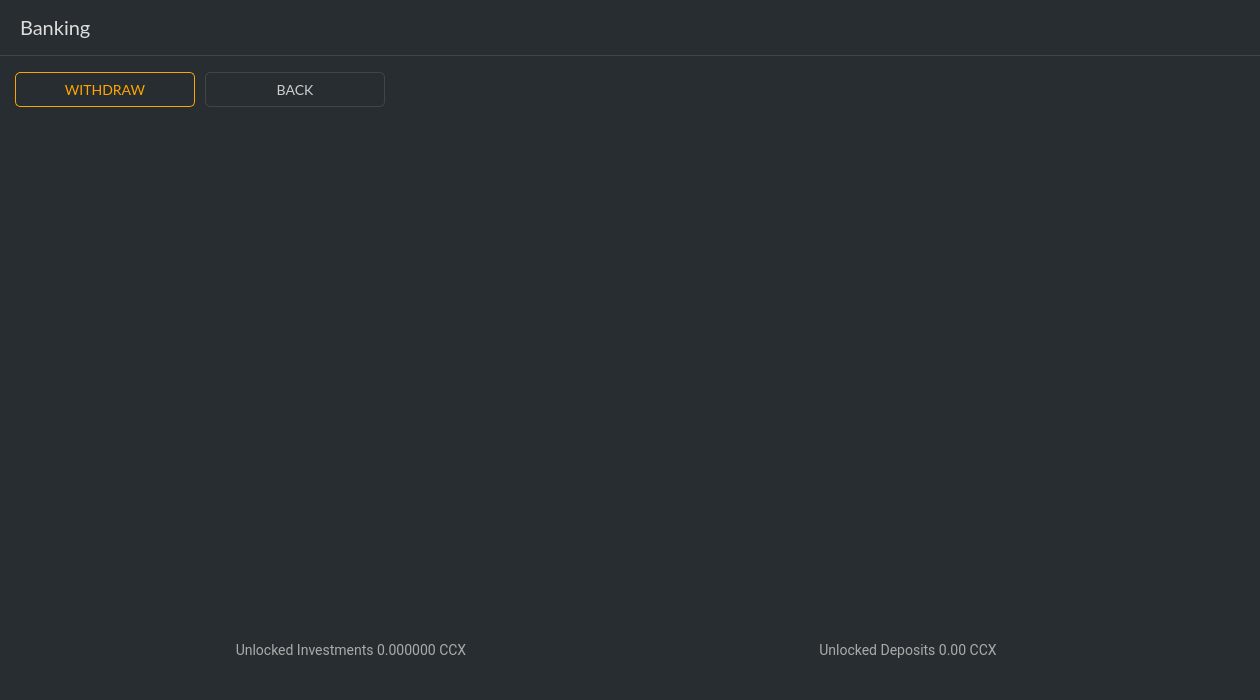
ConcealNetwork/conceal-desktop, file src/gui/ui/bankingframe.ui: the form before one commit.
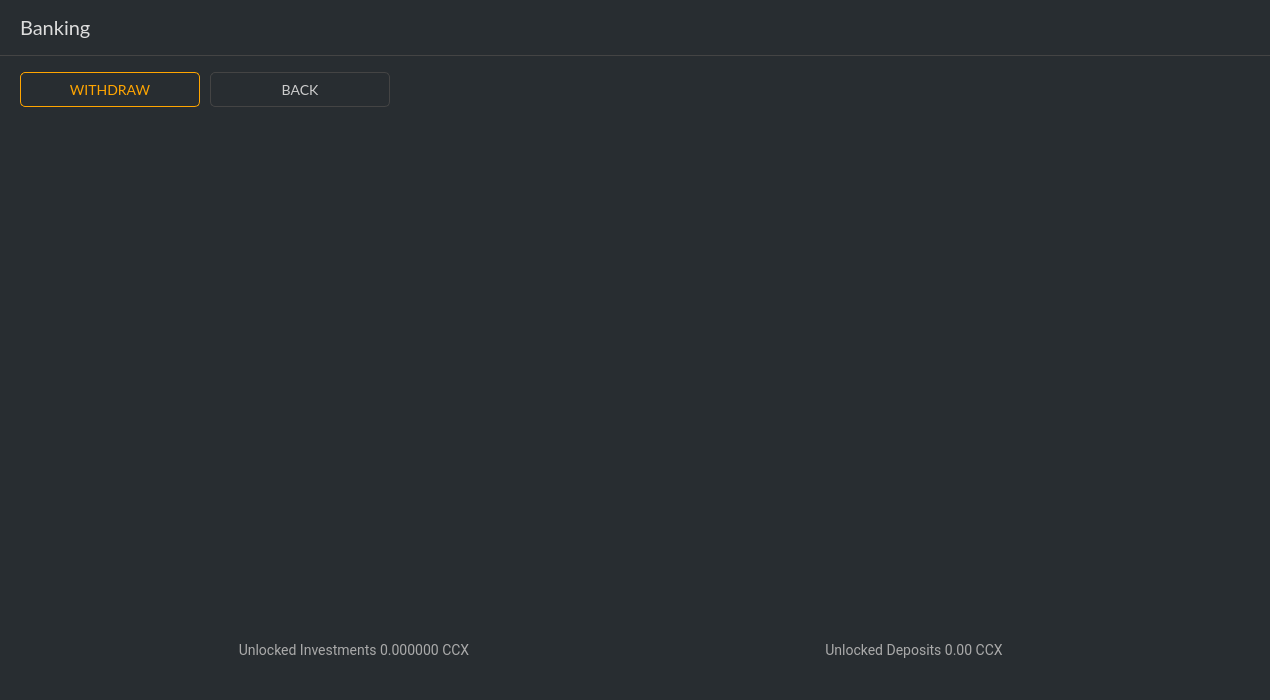
The form after the commit.

```diff
--- a/src/gui/ui/bankingframe.ui
+++ b/src/gui/ui/bankingframe.ui
@@ -6,13 +6,13 @@
    <rect>
     <x>0</x>
     <y>0</y>
-    <width>1260</width>
+    <width>1270</width>
     <height>700</height>
    </rect>
   </property>
   <property name="minimumSize">
    <size>
-    <width>1260</width>
+    <width>1270</width>
     <height>700</height>
    </size>
   </property>
@@ -200,7 +200,7 @@
          </font>
         </property>
         <property name="styleSheet">
-         <string notr="true">QPushButton#m_backButton {color: #ccc; border: 1px solid #444; font-size: 14px;background-color: #282d31; border-radius: 5px; font-family: 'Lato';}
+         <string notr="true">QPushButton#m_backButton {color: #ccc; border: 1px solid #444; font-size: 14px; border-radius: 5px; font-family: 'Lato';}
 
 QPushButton#m_backButton:hover {color: #ddd; border: 0px solid #444; font-size: 14px; background-color: #343a40;  border-radius: 5px; font-family: 'Lato';}</string>
         </property>
```
Left out of the diff: 4 changed lines with no effect on the pictures.
